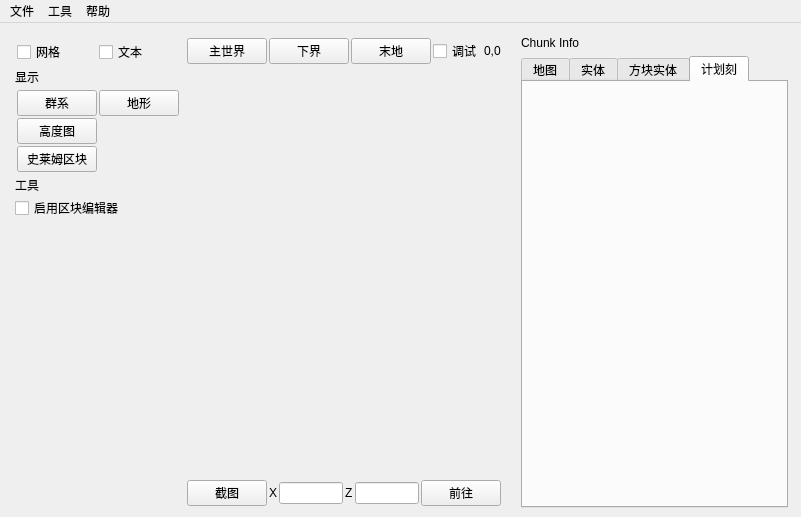
This is mainwindow.ui in bedrock-dev/BedrockMap as Qt 5 draws it before an edit. The edited form follows.
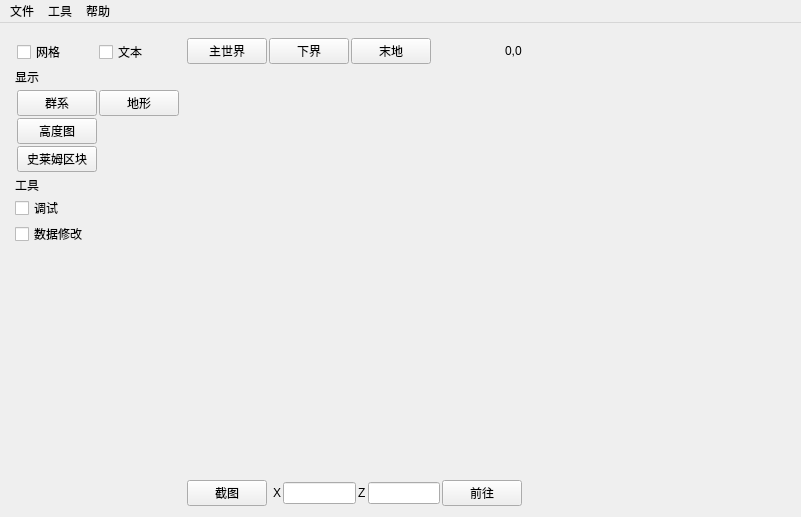
This is the edited form.

```diff
--- a/mainwindow.ui
+++ b/mainwindow.ui
@@ -17,7 +17,7 @@
    <bool>false</bool>
   </property>
   <widget class="QWidget" name="central_widget">
-   <layout class="QHBoxLayout" name="horizontalLayout" stretch="3,2">
+   <layout class="QHBoxLayout" name="main_layout" stretch="2,1">
     <property name="spacing">
      <number>0</number>
     </property>
@@ -154,10 +154,17 @@
             </property>
            </widget>
           </item>
+          <item>
+           <widget class="QCheckBox" name="debug_checkbox">
+            <property name="text">
+             <string>调试</string>
+            </property>
+           </widget>
+          </item>
           <item>
            <widget class="QCheckBox" name="enable_chunk_edit_check_box">
             <property name="text">
-             <string>启用区块编辑器</string>
+             <string>数据修改</string>
             </property>
            </widget>
           </item>
@@ -221,13 +228,6 @@
               </property>
              </widget>
             </item>
-            <item>
-             <widget class="QCheckBox" name="debug_checkbox">
-              <property name="text">
-               <string>调试</string>
-              </property>
-             </widget>
-            </item>
             <item>
              <spacer name="horizontalSpacer">
               <property name="orientation">
@@ -338,43 +338,8 @@
      </widget>
     </item>
     <item>
-     <widget class="QWidget" name="chunk_edit_widget" native="true">
-      <layout class="QVBoxLayout" name="chunk_edit_layout">
-       <item>
-        <widget class="QLabel" name="label_2">
-         <property name="text">
-          <string>Chunk Info</string>
-         </property>
-        </widget>
-       </item>
-       <item>
-        <widget class="QTabWidget" name="chunk_edit_tab">
-         <property name="currentIndex">
-          <number>3</number>
-         </property>
-         <widget class="QWidget" name="chunk_map_tab">
-          <attribute name="title">
-           <string>地图</string>
-          </attribute>
-         </widget>
-         <widget class="QWidget" name="chunk_actor_tab">
-          <attribute name="title">
-           <string>实体</string>
-          </attribute>
-         </widget>
-         <widget class="QWidget" name="chunk_block_actor_tab">
-          <attribute name="title">
-           <string>方块实体</string>
-          </attribute>
-         </widget>
-         <widget class="QWidget" name="chunk_pt_tab">
-          <attribute name="title">
-           <string>计划刻</string>
-          </attribute>
-         </widget>
-        </widget>
-       </item>
-      </layout>
+     <widget class="QWidget" name="empty_chunk_editor_widget" native="true">
+      <layout class="QVBoxLayout" name="verticalLayout_2"/>
      </widget>
     </item>
    </layout>
```
